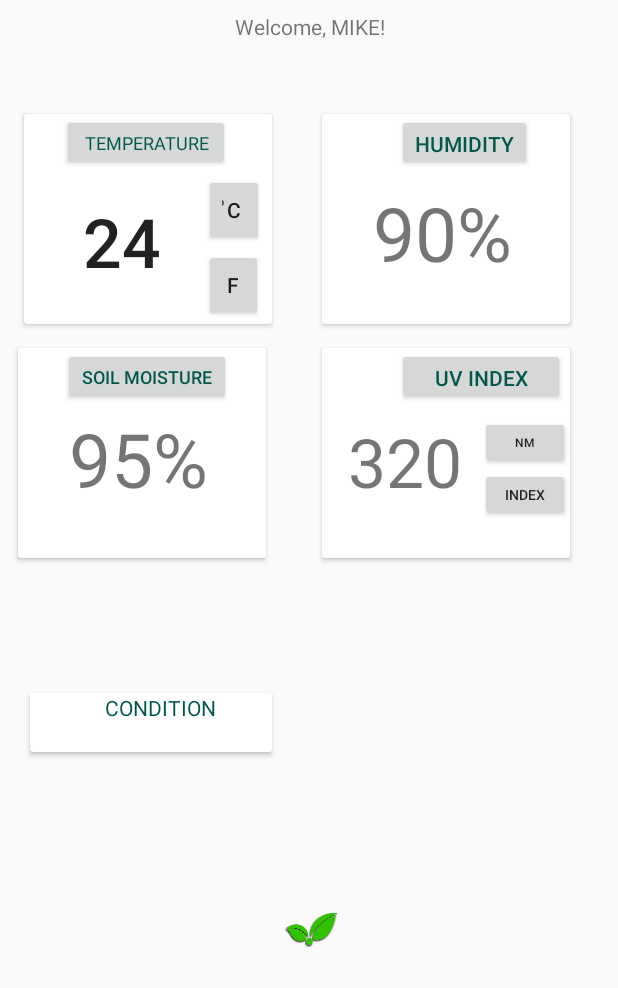
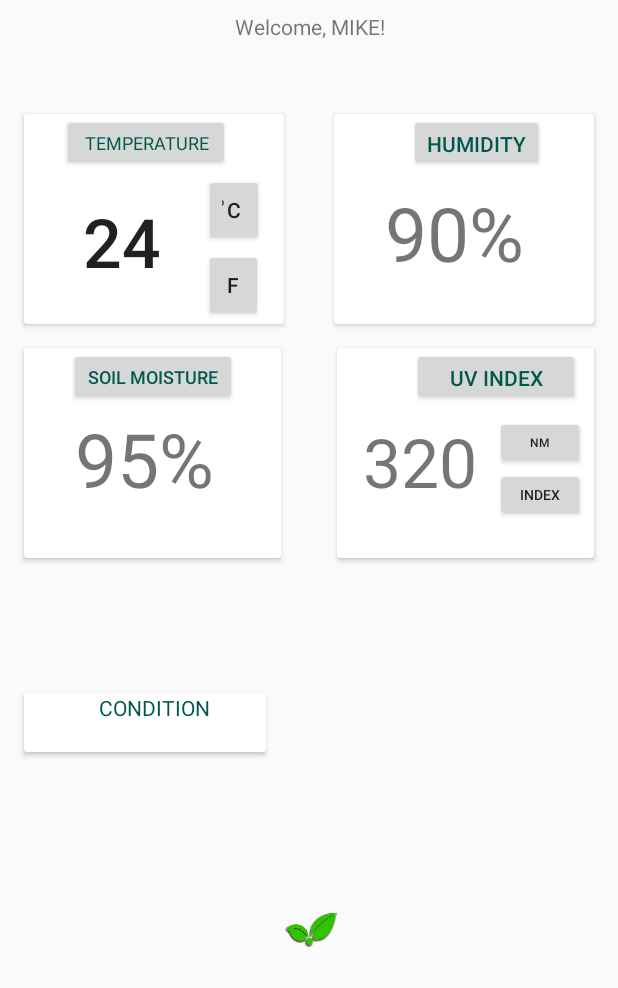
Before and after one commit to kj666/iGro, an Android app: the screen it shows after launch (MainActivity), on a phone screen of 412 x 824 dp, the part 248-1236 px from its top. Run offline under Robolectric (Android 15) with nearby library versions, the phone set to English and light mode, and no system bars.

Commit message:
minor allignment on border

```diff
--- a/frontend/app/src/main/res/layout/activity_main.xml
+++ b/frontend/app/src/main/res/layout/activity_main.xml
@@ -11,8 +11,8 @@
         android:layout_width="0dp"
         android:layout_height="140dp"
         android:layout_marginTop="16dp"
-        android:layout_marginEnd="32dp"
-        android:layout_marginRight="32dp"
+        android:layout_marginEnd="16dp"
+        android:layout_marginRight="16dp"
         app:layout_constraintEnd_toEndOf="parent"
         app:layout_constraintStart_toEndOf="@+id/cardView4"
         app:layout_constraintTop_toBottomOf="@+id/cardView2">
@@ -94,8 +94,8 @@
         android:layout_width="0dp"
         android:layout_height="140dp"
         android:layout_marginTop="8dp"
-        android:layout_marginEnd="32dp"
-        android:layout_marginRight="32dp"
+        android:layout_marginEnd="16dp"
+        android:layout_marginRight="16dp"
         app:layout_constraintEnd_toEndOf="parent"
         app:layout_constraintStart_toEndOf="@+id/cardView3"
         app:layout_constraintTop_toBottomOf="@+id/textView">
@@ -190,8 +190,8 @@
         android:id="@+id/cardView4"
         android:layout_width="0dp"
         android:layout_height="140dp"
-        android:layout_marginStart="12dp"
-        android:layout_marginLeft="12dp"
+        android:layout_marginStart="16dp"
+        android:layout_marginLeft="16dp"
         android:layout_marginTop="16dp"
         android:layout_marginEnd="37dp"
         android:layout_marginRight="37dp"
@@ -230,8 +230,8 @@
         android:id="@+id/cardView5"
         android:layout_width="161dp"
         android:layout_height="39dp"
-        android:layout_marginStart="20dp"
-        android:layout_marginLeft="20dp"
+        android:layout_marginStart="16dp"
+        android:layout_marginLeft="16dp"
         android:layout_marginTop="8dp"
         android:layout_marginBottom="8dp"
         app:layout_constraintBottom_toTopOf="@+id/imageView"
@@ -256,8 +256,8 @@
         android:layout_marginStart="8dp"
         android:layout_marginLeft="8dp"
         android:layout_marginTop="8dp"
-        android:layout_marginEnd="8dp"
-        android:layout_marginRight="8dp"
+        android:layout_marginEnd="16dp"
+        android:layout_marginRight="16dp"
         android:layout_marginBottom="8dp"
         app:layout_constraintBottom_toTopOf="@+id/imageView"
         app:layout_constraintEnd_toEndOf="parent"
```
